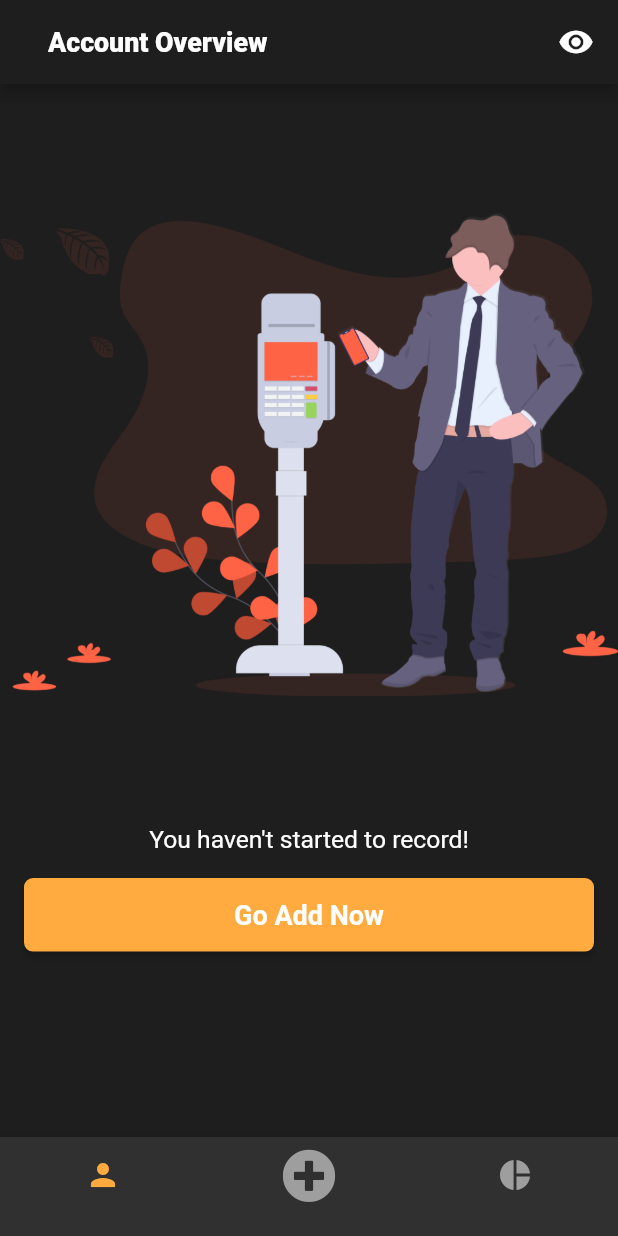
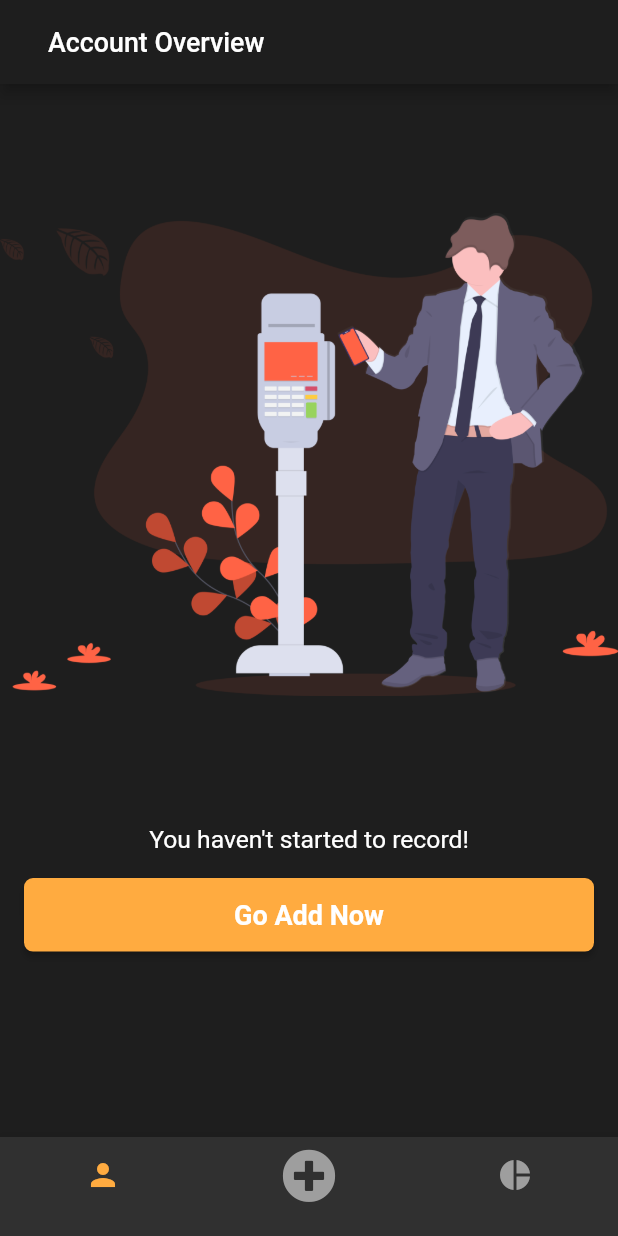
Before and after one commit to qqgary/expense-tracker, a Flutter app: the screen it shows after launch, on a phone screen of 412 x 824 dp. Run offline on Flutter 3.47's test engine with Material 2 defaults, Android fonts, the phone set to English and light mode, and no system bars; our stand-ins replace fl_chart, flutter_multi_formatter, font_awesome_flutter, sizer.

Commit message:
🐛 Bug Fixes

```diff
--- a/lib/provider/account.dart
+++ b/lib/provider/account.dart
@@ -1,4 +1,3 @@
-import 'package:expense_tracker/utils/utils.dart';
 import 'package:expense_tracker/model/expense.dart';
 import 'package:expense_tracker/model/pie_chart.dart';
 import 'package:flutter/material.dart';
--- a/lib/screens/bottom_navigation_screens/account_overview.dart
+++ b/lib/screens/bottom_navigation_screens/account_overview.dart
@@ -1,18 +1,16 @@
 import 'package:expense_tracker/model/expense.dart';
 import 'package:expense_tracker/provider/account.dart';
 import 'package:expense_tracker/provider/general.dart';
+import 'package:expense_tracker/screens/bottom_navigation_screens/expense_detail.dart';
 import 'package:expense_tracker/themes/styles.dart';
 import 'package:expense_tracker/utils/utils.dart';
 import 'package:expense_tracker/utils/widget_modifier.dart';
-import 'package:expense_tracker/widgets/app_action_button.dart';
 import 'package:expense_tracker/widgets/app_scaffold.dart';
 import 'package:expense_tracker/widgets/app_text.dart';
 import 'package:expense_tracker/widgets/category_icon.dart';
 import 'package:expense_tracker/widgets/first_time_use.dart';
 import 'package:flutter/material.dart';
-import 'package:font_awesome_flutter/font_awesome_flutter.dart';
 import 'package:provider/provider.dart';
-import 'package:expense_tracker/screens/bottom_navigation_screens/expense_detail.dart';
 
 class AccountOverviewScreen extends StatelessWidget {
   static const String routeName = 'account-overview';
@@ -26,12 +24,14 @@ class AccountOverviewScreen extends StatelessWidget {
       actionItems: [
         InkWell(
           onTap: () => genProvider.setSOverviewVisibility(),
-          child: Icon(
-            // This can be more privacy when viewing expenses
-            genProvider.isOverviewVisibility
-                ? Icons.visibility
-                : Icons.visibility_off,
-          ).padding(),
+          child: genProvider.isFirstTimeLogin
+              ? Container()
+              : Icon(
+                  // This can be more privacy when viewing expenses
+                  genProvider.isOverviewVisibility
+                      ? Icons.visibility
+                      : Icons.visibility_off,
+                ).padding(),
         ),
       ],
       child: genProvider.isFirstTimeLogin
@@ -85,6 +85,7 @@ class AccountOverviewScreen extends StatelessWidget {
           ),
           AppHeightSizedBox.mediumBox,
           ListView.builder(
+            physics: NeverScrollableScrollPhysics(),
             shrinkWrap: true,
             itemCount: accProvider.expenses.length,
             itemBuilder: (ctx, i) {
--- a/lib/utils/constant.dart
+++ b/lib/utils/constant.dart
@@ -1,6 +1,6 @@
 import 'package:expense_tracker/model/category.dart';
 import 'package:expense_tracker/screens/bottom_navigation_screens/account_overview.dart';
-import 'package:expense_tracker/screens/bottom_navigation_screens/expense/add_expense.dart';
+import 'package:expense_tracker/screens/bottom_navigation_screens/expense/choose_category.dart';
 import 'package:expense_tracker/screens/bottom_navigation_screens/pire_chart.dart';
 import 'package:expense_tracker/themes/styles.dart';
 import 'package:flutter/material.dart';
@@ -9,7 +9,7 @@ import 'package:font_awesome_flutter/font_awesome_flutter.dart';
 class Constant {
   static final List<Widget> bottomNavigationScreen = [
     AccountOverviewScreen(),
-    AddExpenseScreen(),
+    ChooseCategoryScreen(),
     PieChartScreen(),
   ];
 
@@ -44,18 +44,6 @@ class Constant {
     accentColor: darkAccent,
     scaffoldBackgroundColor: darkBG,
     cursorColor: darkAccent,
-    appBarTheme: AppBarTheme(
-      textTheme: TextTheme(
-        title: TextStyle(
-          color: lightBG,
-          fontSize: 18.0,
-          fontWeight: FontWeight.w800,
-        ),
-      ),
-//      iconTheme: IconThemeData(
-//        color: darkAccent,
-//      ),
-    ),
   );
 
   static List<CategoryModel> categories = [
--- a/lib/widgets/app_scaffold.dart
+++ b/lib/widgets/app_scaffold.dart
@@ -1,9 +1,8 @@
 import 'package:expense_tracker/themes/styles.dart';
+import 'package:expense_tracker/utils/widget_modifier.dart';
 import 'package:expense_tracker/widgets/app_text.dart';
 import 'package:flutter/material.dart';
 import 'package:flutter/services.dart';
-import 'package:provider/provider.dart';
-import 'package:expense_tracker/utils/widget_modifier.dart';
 
 class AppScaffold extends StatelessWidget {
   final bool appBar;
```
Also changed, not shown: lib/screens/bottom_navigation_screens/expense/add_new_record.dart (+7 -8 lines), lib/screens/bottom_navigation_screens/expense/choose_category.dart (renamed from lib/screens/bottom_navigation_screens/expense/add_expense.dart, +3 -5 lines), lib/screens/main_screen.dart (+3 -5 lines).
